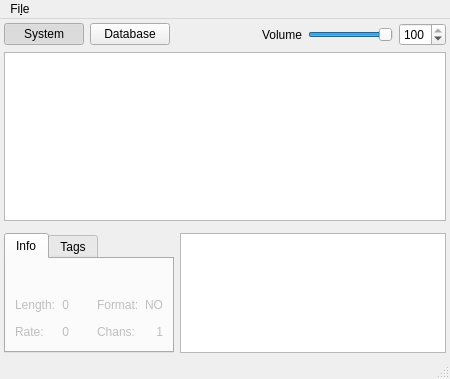
Above: samplebrowse/main.ui from MaurizioB/SampleBrowse before the change. Below: the same form after it.
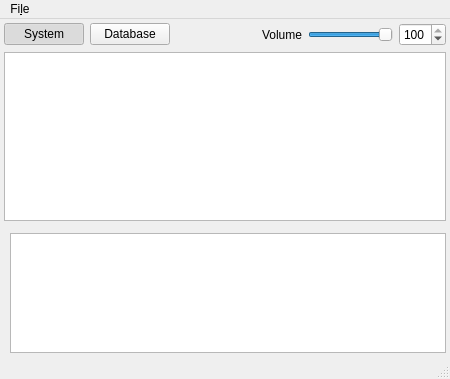
That is the form after the change. Custom widgets are drawn as their Qt base class.

Commit message: Info tab widget refactored, fixed unreadable files Info tab widget is now a Qt custom widget.

The edit to the form file:
```diff
--- a/samplebrowse/main.ui
+++ b/samplebrowse/main.ui
@@ -202,162 +202,7 @@
      </widget>
     </item>
     <item row="2" column="0">
-     <widget class="QTabWidget" name="infoTabWidget">
-      <property name="sizePolicy">
-       <sizepolicy hsizetype="Maximum" vsizetype="Expanding">
-        <horstretch>0</horstretch>
-        <verstretch>0</verstretch>
-       </sizepolicy>
-      </property>
-      <property name="currentIndex">
-       <number>0</number>
-      </property>
-      <widget class="QWidget" name="infoTab">
-       <property name="enabled">
-        <bool>false</bool>
-       </property>
-       <attribute name="title">
-        <string>Info</string>
-       </attribute>
-       <layout class="QGridLayout" name="gridLayout_4">
-        <item row="1" column="0">
-         <widget class="QLabel" name="label_2">
-          <property name="text">
-           <string>Length:</string>
-          </property>
-         </widget>
-        </item>
-        <item row="1" column="1" alignment="Qt::AlignRight">
-         <widget class="QLabel" name="infoLengthLbl">
-          <property name="sizePolicy">
-           <sizepolicy hsizetype="Maximum" vsizetype="Preferred">
-            <horstretch>0</horstretch>
-            <verstretch>0</verstretch>
-           </sizepolicy>
-          </property>
-          <property name="text">
-           <string>0</string>
-          </property>
-          <property name="alignment">
-           <set>Qt::AlignRight|Qt::AlignTrailing|Qt::AlignVCenter</set>
-          </property>
-         </widget>
-        </item>
-        <item row="1" column="3">
-         <widget class="QLabel" name="label_5">
-          <property name="text">
-           <string>Format:</string>
-          </property>
-         </widget>
-        </item>
-        <item row="0" column="0" colspan="5">
-         <widget class="QLabel" name="infoFileNameLbl">
-          <property name="styleSheet">
-           <string notr="true">font-weight: bold;</string>
-          </property>
-          <property name="text">
-           <string/>
-          </property>
-         </widget>
-        </item>
-        <item row="2" column="0">
-         <widget class="QLabel" name="label_4">
-          <property name="text">
-           <string>Rate:</string>
-          </property>
-         </widget>
-        </item>
-        <item row="2" column="1" alignment="Qt::AlignRight">
-         <widget class="QLabel" name="infoSampleRateLbl">
-          <property name="sizePolicy">
-           <sizepolicy hsizetype="Maximum" vsizetype="Preferred">
-            <horstretch>0</horstretch>
-            <verstretch>0</verstretch>
-           </sizepolicy>
-          </property>
-          <property name="text">
-           <string>0</string>
-          </property>
-          <property name="alignment">
-           <set>Qt::AlignRight|Qt::AlignTrailing|Qt::AlignVCenter</set>
-          </property>
-         </widget>
-        </item>
-        <item row="2" column="3">
-         <widget class="QLabel" name="label_8">
-          <property name="text">
-           <string>Chans:</string>
-          </property>
-         </widget>
-        </item>
-        <item row="2" column="4" alignment="Qt::AlignRight">
-         <widget class="QLabel" name="infoChannelsLbl">
-          <property name="sizePolicy">
-           <sizepolicy hsizetype="Maximum" vsizetype="Preferred">
-            <horstretch>0</horstretch>
-            <verstretch>0</verstretch>
-           </sizepolicy>
-          </property>
-          <property name="text">
-           <string>1</string>
-          </property>
-          <property name="alignment">
-           <set>Qt::AlignRight|Qt::AlignTrailing|Qt::AlignVCenter</set>
-          </property>
-         </widget>
-        </item>
-        <item row="1" column="4" alignment="Qt::AlignRight">
-         <widget class="QLabel" name="infoFormatLbl">
-          <property name="sizePolicy">
-           <sizepolicy hsizetype="Maximum" vsizetype="Preferred">
-            <horstretch>0</horstretch>
-            <verstretch>0</verstretch>
-           </sizepolicy>
-          </property>
-          <property name="text">
-           <string>NO</string>
-          </property>
-          <property name="alignment">
-           <set>Qt::AlignRight|Qt::AlignTrailing|Qt::AlignVCenter</set>
-          </property>
-         </widget>
-        </item>
-        <item row="1" column="2">
-         <spacer name="horizontalSpacer_2">
-          <property name="orientation">
-           <enum>Qt::Horizontal</enum>
-          </property>
-          <property name="sizeType">
-           <enum>QSizePolicy::Fixed</enum>
-          </property>
-          <property name="sizeHint" stdset="0">
-           <size>
-            <width>16</width>
-            <height>20</height>
-           </size>
-          </property>
-         </spacer>
-        </item>
-       </layout>
-      </widget>
-      <widget class="QWidget" name="tagsTab">
-       <attribute name="title">
-        <string>Tags</string>
-       </attribute>
-       <layout class="QGridLayout" name="gridLayout_5">
-        <item row="0" column="0">
-         <widget class="TagsEditorTextEdit" name="tagsEdit">
-          <property name="sizePolicy">
-           <sizepolicy hsizetype="Ignored" vsizetype="Ignored">
-            <horstretch>0</horstretch>
-            <verstretch>0</verstretch>
-           </sizepolicy>
-          </property>
-         </widget>
-        </item>
-       </layout>
-      </widget>
-     </widget>
+     <widget class="AudioInfoTabWidget" name="audioInfoTabWidget"/>
     </item>
    </layout>
   </widget>
@@ -386,9 +231,10 @@
  </widget>
  <customwidgets>
   <customwidget>
-   <class>TagsEditorTextEdit</class>
-   <extends>QTextEdit</extends>
-   <header>samplebrowse.widgets</header>
+   <class>AudioInfoTabWidget</class>
+   <extends>QWidget</extends>
+   <header>.audioinfotab</header>
+   <container>1</container>
   </customwidget>
   <customwidget>
    <class>SampleView</class>
```
The commit also changes 4 other files.
